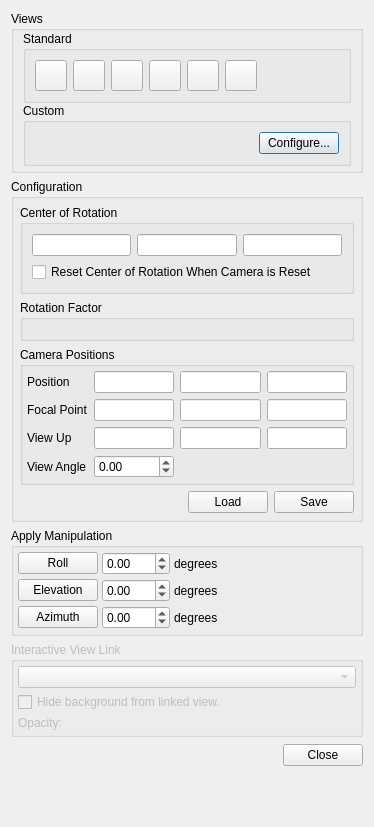
This is Qt/Components/Resources/UI/pqCameraDialog.ui in Kitware/ParaView as Qt 5 draws it before an edit. The edited form follows.
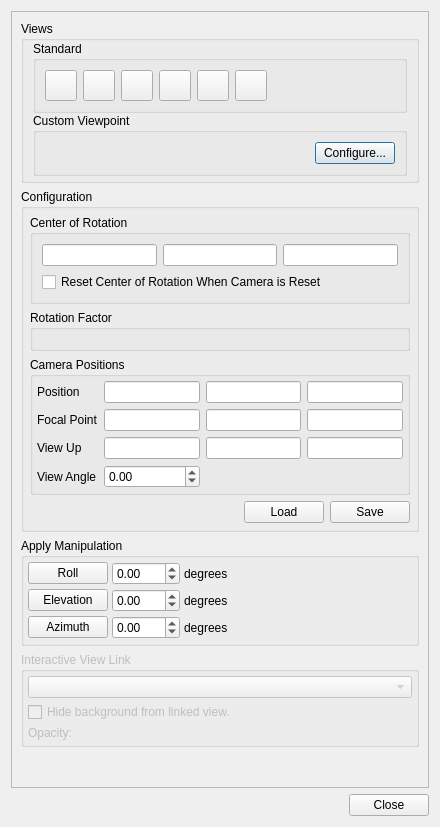
This is the edited form. Icons and pictures are not drawn. Custom widgets are drawn as their Qt base class.

Commit message:
Adding a Custom Viewpoints Toolbar and other viewpoint improvements
This add a Custom Viewpoints toolbar that has basically the same features as the pqCameraDialog Custom Viewpoints
This refactor a little the custom viewpoints management in pqCameraDialog in order to be able to use it externally
All around fixes and cleanup
Add test for the feature
Fix #17138

Diff of the .ui file:
```diff
--- a/Qt/Components/Resources/UI/pqCameraDialog.ui
+++ b/Qt/Components/Resources/UI/pqCameraDialog.ui
@@ -9,7 +9,7 @@
    <rect>
     <x>0</x>
     <y>0</y>
-    <width>374</width>
+    <width>440</width>
     <height>827</height>
    </rect>
   </property>
@@ -24,6 +24,13 @@
   </property>
   <layout class="QVBoxLayout" name="verticalLayout_3">
    <item>
+    <widget class="QScrollArea" name="scrollArea">
+     <property name="widgetResizable">
+      <bool>true</bool>
+     </property>
+     <widget class="QWidget" name="scrollAreaWidgetContents_2">
+      <layout class="QVBoxLayout" name="verticalLayout_4">
+       <item>
     <widget class="pqCollapsedGroup" name="groupBox_2">
      <property name="toolTip">
       <string>Apply a preset camera configuration.</string>
@@ -192,7 +199,7 @@
       <item>
        <widget class="QGroupBox" name="customViewsGroup">
         <property name="title">
-         <string>Custom</string>
+             <string>Custom Viewpoint</string>
         </property>
         <property name="flat">
          <bool>true</bool>
@@ -668,19 +675,6 @@
        </property>
       </spacer>
      </item>
-     <item>
-      <widget class="QPushButton" name="closeButton">
-       <property name="sizePolicy">
-        <sizepolicy hsizetype="Fixed" vsizetype="Fixed">
-         <horstretch>0</horstretch>
-         <verstretch>0</verstretch>
-        </sizepolicy>
-       </property>
-       <property name="text">
-        <string>Close</string>
-       </property>
-      </widget>
-     </item>
     </layout>
    </item>
    <item>
@@ -698,6 +692,23 @@
       </size>
      </property>
     </spacer>
+       </item>
+      </layout>
+     </widget>
+    </widget>
+   </item>
+   <item alignment="Qt::AlignRight">
+    <widget class="QPushButton" name="closeButton">
+     <property name="sizePolicy">
+      <sizepolicy hsizetype="Fixed" vsizetype="Fixed">
+       <horstretch>0</horstretch>
+       <verstretch>0</verstretch>
+      </sizepolicy>
+     </property>
+     <property name="text">
+      <string>Close</string>
+     </property>
+    </widget>
    </item>
   </layout>
  </widget>
```
Left out of the diff: 8 changed lines with no effect on the pictures. Lines whose indentation alone changed are shown as unchanged. The commit also changes 25 other files.
